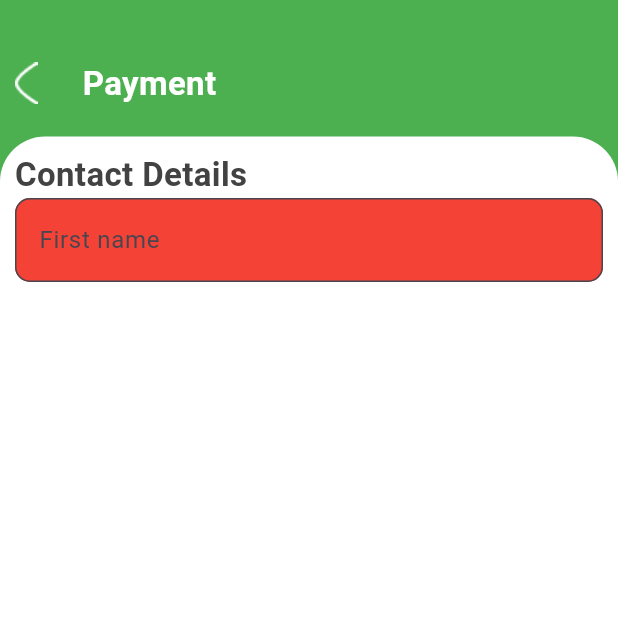
After one commit to nazifanishat09/sG_Grocery, a Flutter app: the screen it shows after launch, on a phone screen of 412 x 824 dp, the top half of it. The commit adds this screen. Run offline on Flutter 3.47's test engine with Material 3 defaults, Android fonts, the phone set to English and light mode, and no system bars; our stand-ins replace carousel_slider.

Commit message:
paymant screen

```diff
--- a/lib/main.dart
+++ b/lib/main.dart
@@ -6,6 +6,7 @@ import 'package:sg_grocery/view/exploreScreen/explorePage.dart';
 import 'package:sg_grocery/view/fruitsScreen/fruitsScreen.dart';
 import 'package:sg_grocery/view/myCart/myCart.dart';
 import 'package:sg_grocery/view/mySubscription/mySubscription.dart';
+import 'package:sg_grocery/view/paymentScreen/paymentScreen.dart';
 import 'package:sg_grocery/view/registerUI/registerPage.dart';
 import 'package:sg_grocery/view/splash/splash_page.dart';
 
@@ -23,6 +24,7 @@ class MyApp extends StatefulWidget {
 class _MyAppState extends State<MyApp> {
   @override
   Widget build(BuildContext context) {
-    return MaterialApp(debugShowCheckedModeBanner: false, home: MyCartScreen());
+    return MaterialApp(debugShowCheckedModeBanner: false,
+        home: PaymentScreen());
   }
 }
--- /dev/null
+++ b/lib/view/paymentScreen/paymentScreen.dart
@@ -0,0 +1,54 @@
+import 'package:flutter/material.dart';
+import 'package:sg_grocery/view/widget/customAppber.dart';
+import 'package:sg_grocery/view/widget/custom_text.dart';
+import 'package:sg_grocery/view/widget/textFormField.dart';
+
+class PaymentScreen extends StatefulWidget {
+  const PaymentScreen({super.key});
+
+  @override
+  State<PaymentScreen> createState() => _PaymentScreenState();
+}
+
+class _PaymentScreenState extends State<PaymentScreen> {
+  @override
+  Widget build(BuildContext context) {
+    return Scaffold(
+      backgroundColor: Colors.green,
+      body: Column(
+        children: [
+          Padding(
+            padding: const EdgeInsets.only(top: 40, bottom: 20, left: 10),
+            child: CustomAppBerWidget(title: "Payment"),
+          ),
+          Expanded(
+            child: Container(
+              padding: EdgeInsets.all(10),
+              width: 428,
+              height: 1958,
+              decoration: BoxDecoration(
+                color: Colors.white,
+                borderRadius: BorderRadius.only(
+                  topLeft: Radius.circular(30),
+                  topRight: Radius.circular(30),
+                ),
+              ),
+              child: Column(
+                crossAxisAlignment: CrossAxisAlignment.start,
+                children: [
+                  CustomTextWidget(
+                    title: "Contact Details",
+                    fw: FontWeight.w600,
+                    fs: 22,
+                    fc: Colors.grey[800],
+                  ),
+                  TextFormFieldWidget(title: "First name", kyboard: TextInputType.text)
+                ],
+              ),
+            ),
+          ),
+        ],
+      ),
+    );
+  }
+}
--- a/lib/view/widget/textFormField.dart
+++ b/lib/view/widget/textFormField.dart
@@ -12,7 +12,7 @@ final TextInputType kyboard;
     return TextFormField(
       keyboardType: kyboard,
       cursorColor: Colors.green,
-      decoration: InputDecoration(
+      decoration: InputDecoration(fillColor: Colors.red,filled: true,
         hintText: title,
         hintStyle: TextStyle(fontWeight: FontWeight.w400, fontSize: 16),
         border: OutlineInputBorder(
```
